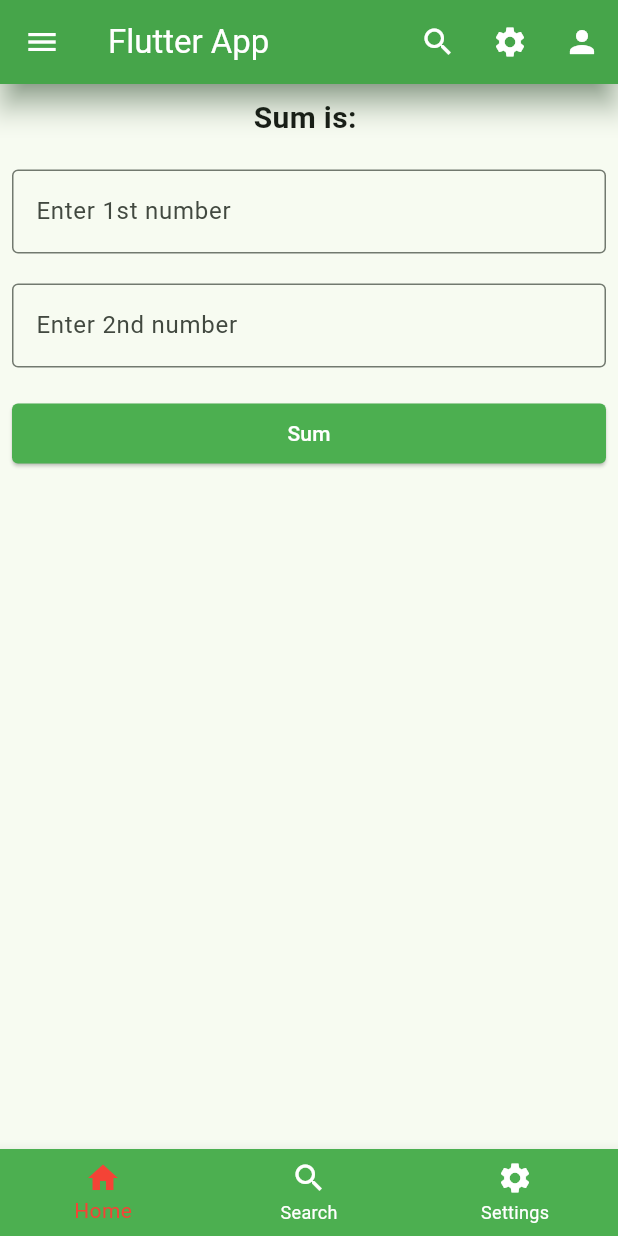
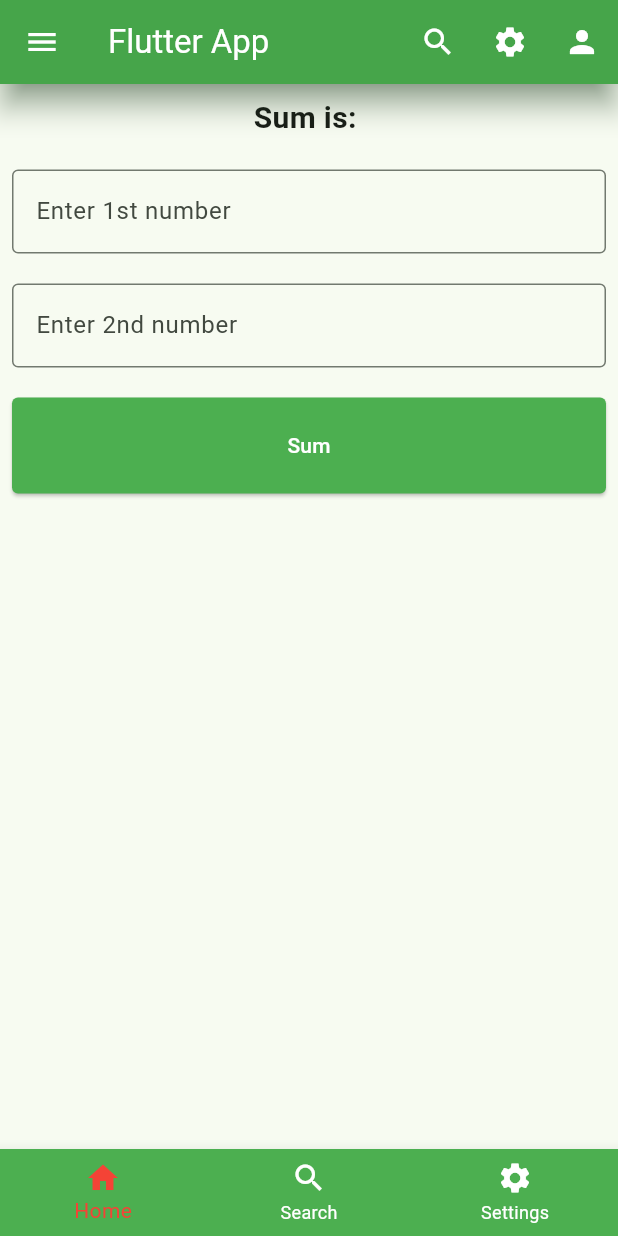
Before and after one commit to MdAnowarHosen/learn-flutter, a Flutter app: the screen it shows after launch, on a phone screen of 412 x 824 dp. Run offline on Flutter 3.47's test engine with Material 3 defaults, Android fonts, the light colour scheme and no system bars.

Commit message:
WIP: sum

```diff
--- a/lib/style.dart
+++ b/lib/style.dart
@@ -14,7 +14,7 @@ ButtonStyle buttonStyle() {
   return ElevatedButton.styleFrom(
     backgroundColor: Colors.green,
     foregroundColor: Colors.white,
-    padding: EdgeInsets.all(10),
+    padding: EdgeInsets.all(22),
     shape: RoundedRectangleBorder(borderRadius: BorderRadius.circular(4)),
   );
 }
```
